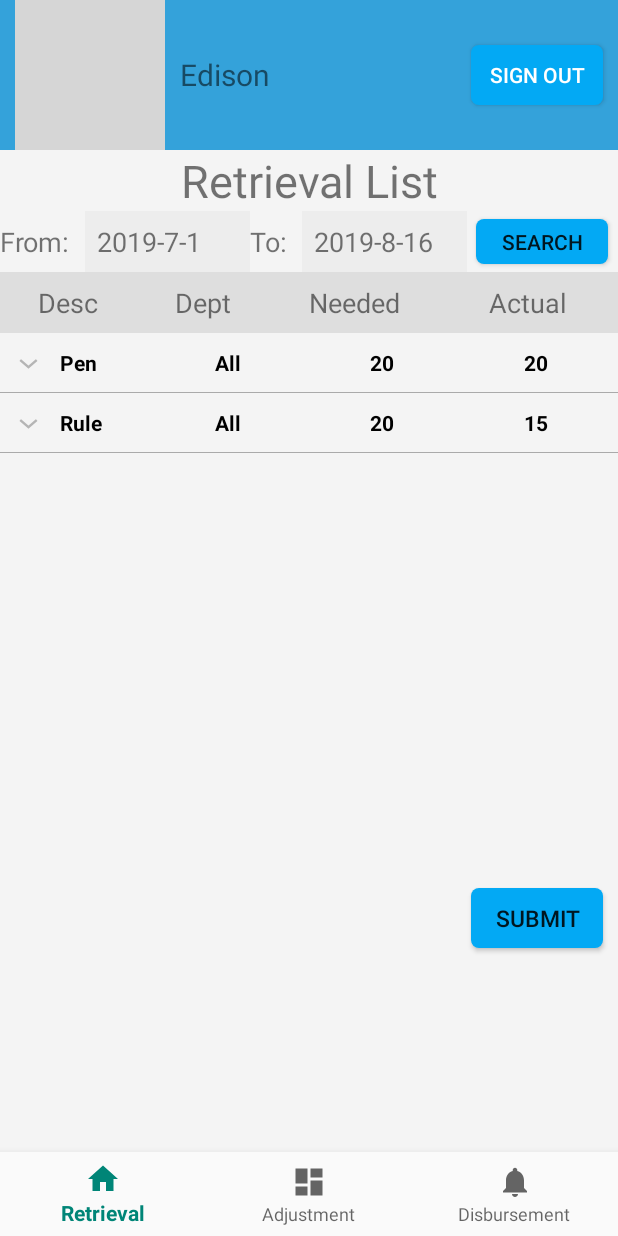
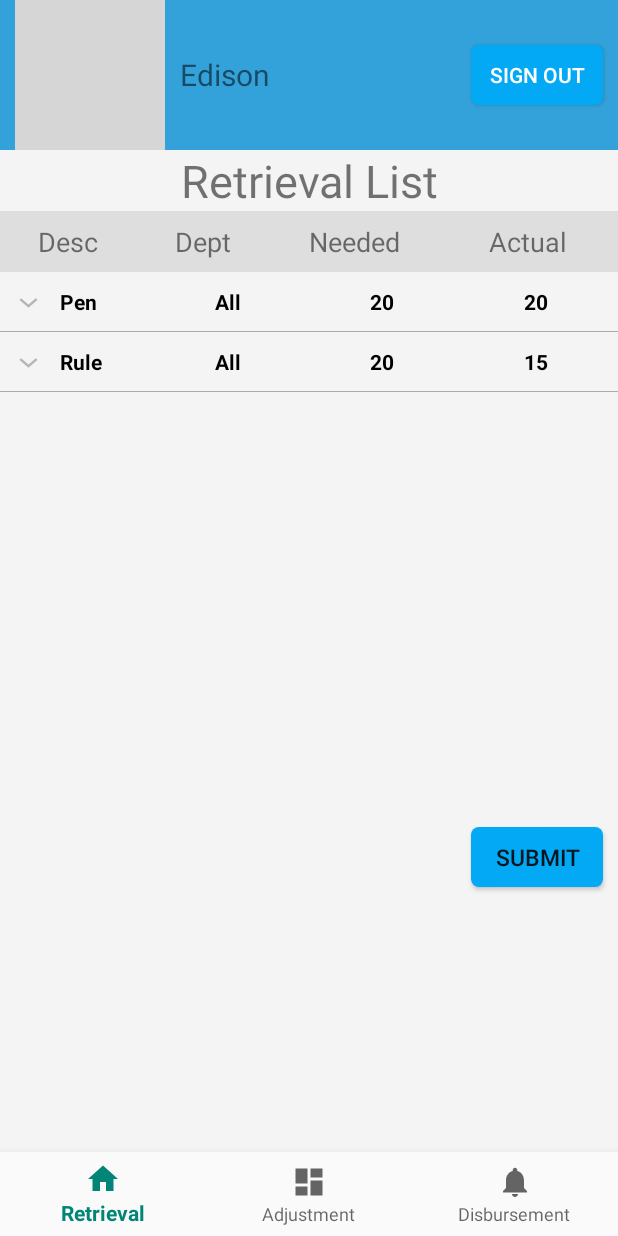
Before and after one commit to Edison-c/StoreClerk, an Android app: the MainActivity screen opened directly, with no data from a screen before it, on a phone screen of 412 x 824 dp. Run offline under Robolectric (Android 15) with nearby library versions, the light colour scheme and no system bars; grey boxes are pictures that could not be loaded.

Commit message:
remove datepicker

```diff
--- a/app/src/main/java/com/example/storeclerk/MainActivity.java
+++ b/app/src/main/java/com/example/storeclerk/MainActivity.java
@@ -117,7 +117,7 @@ public class MainActivity extends FragmentActivity implements AsyncToServer.ISer
         sessionid = bundle.getString("sessionid");
         user = findViewById(R.id.mainpageusername);
         signout = findViewById(R.id.signout);
-        tvDate = findViewById(R.id.tv_date);
+//        tvDate = findViewById(R.id.tv_date);
         user.setText(username);
         signout.setOnClickListener(this);
 
--- a/app/src/main/res/layout/frag_retrieval.xml
+++ b/app/src/main/res/layout/frag_retrieval.xml
@@ -19,53 +19,53 @@
             android:textSize="30dp"
             android:gravity="center"/>
 
-        <LinearLayout
-            android:id="@+id/ll_date"
-            android:orientation="horizontal"
-            android:layout_width="match_parent"
-            android:layout_height="wrap_content">
+        <!--<LinearLayout-->
+            <!--android:id="@+id/ll_date"-->
+            <!--android:orientation="horizontal"-->
+            <!--android:layout_width="match_parent"-->
+            <!--android:layout_height="wrap_content">-->
 
-            <TextView
-                android:layout_width="wrap_content"
-                android:layout_height="wrap_content"
-                android:text="From:"
-                android:textSize="18sp" />
+            <!--<TextView-->
+                <!--android:layout_width="wrap_content"-->
+                <!--android:layout_height="wrap_content"-->
+                <!--android:text="From:"-->
+                <!--android:textSize="18sp" />-->
 
-            <TextView
-                android:layout_marginLeft="10dp"
-                android:id="@+id/tv_date1"
-                android:layout_width="110dp"
-                android:layout_height="wrap_content"
-                android:background="#ededed"
-                android:padding="8dp"
-                android:text="2019-7-1"
-                android:textSize="18sp" />
+            <!--<TextView-->
+                <!--android:layout_marginLeft="10dp"-->
+                <!--android:id="@+id/tv_date1"-->
+                <!--android:layout_width="110dp"-->
+                <!--android:layout_height="wrap_content"-->
+                <!--android:background="#ededed"-->
+                <!--android:padding="8dp"-->
+                <!--android:text="2019-7-1"-->
+                <!--android:textSize="18sp" />-->
 
-            <TextView
-                android:layout_width="wrap_content"
-                android:layout_height="wrap_content"
-                android:text="To:"
-                android:textSize="18sp" />
+            <!--<TextView-->
+                <!--android:layout_width="wrap_content"-->
+                <!--android:layout_height="wrap_content"-->
+                <!--android:text="To:"-->
+                <!--android:textSize="18sp" />-->
 
-            <TextView
-                android:layout_marginLeft="10dp"
-                android:id="@+id/tv_date"
-                android:layout_width="110dp"
-                android:layout_height="wrap_content"
-                android:background="#ededed"
-                android:padding="8dp"
-                android:textSize="18sp" />
+            <!--<TextView-->
+                <!--android:layout_marginLeft="10dp"-->
+                <!--android:id="@+id/tv_date"-->
+                <!--android:layout_width="110dp"-->
+                <!--android:layout_height="wrap_content"-->
+                <!--android:background="#ededed"-->
+                <!--android:padding="8dp"-->
+                <!--android:textSize="18sp" />-->
 
-            <Button
-                android:id="@+id/searchdate"
-                android:layout_marginLeft="6dp"
-                android:layout_width="wrap_content"
-                android:layout_height="30dp"
-                android:background="@drawable/shape"
-                android:layout_gravity="center_vertical"
-                android:text="Search"
-                />
-        </LinearLayout>
+            <!--<Button-->
+                <!--android:id="@+id/searchdate"-->
+                <!--android:layout_marginLeft="6dp"-->
+                <!--android:layout_width="wrap_content"-->
+                <!--android:layout_height="30dp"-->
+                <!--android:background="@drawable/shape"-->
+                <!--android:layout_gravity="center_vertical"-->
+                <!--android:text="Search"-->
+                <!--/>-->
+        <!--</LinearLayout>-->
 
         <LinearLayout
             android:background="#dedede"
```
Also changed, not shown: app/src/main/java/com/example/storeclerk/RetrievalFragment.java (+38 -38 lines).
